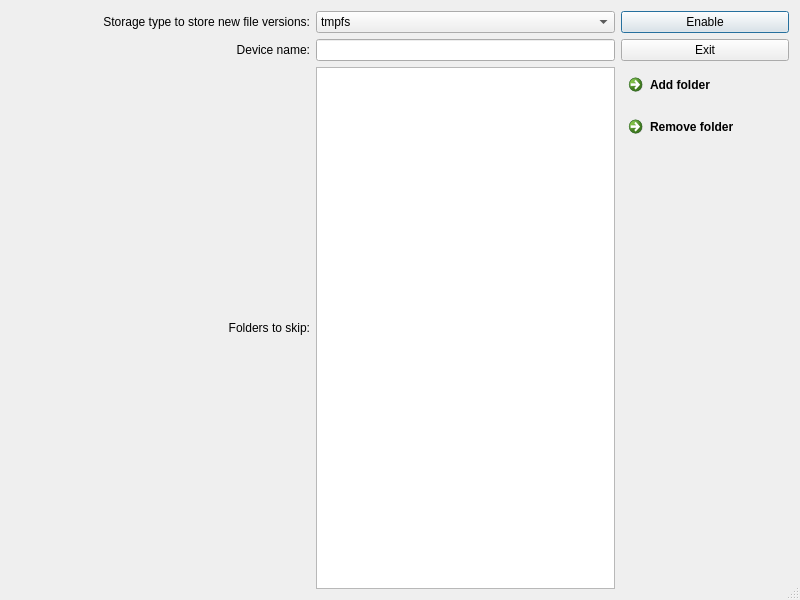
This is rosa_freeze_ui/rfreeze.ui in dsilakov/rosa-freeze-ui as Qt 5 draws it before an edit. The edited form follows.
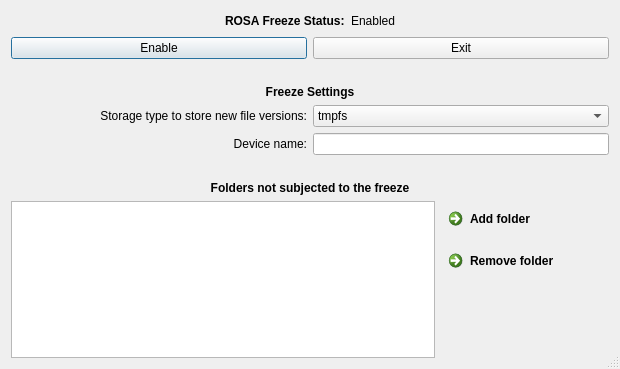
This is the edited form. Icons and pictures are not drawn.

Commit message: Rearranje UI, added status message, added __init__.py for local debug

Patch:
```diff
--- a/rosa_freeze_ui/rfreeze.ui
+++ b/rosa_freeze_ui/rfreeze.ui
@@ -6,8 +6,8 @@
    <rect>
     <x>0</x>
     <y>0</y>
-    <width>800</width>
-    <height>600</height>
+    <width>620</width>
+    <height>369</height>
    </rect>
   </property>
   <property name="sizePolicy">
@@ -33,6 +33,127 @@
     <layout class="QHBoxLayout" name="horizontalLayout">
      <item>
       <layout class="QVBoxLayout" name="verticalLayout_2">
+       <item>
+        <layout class="QHBoxLayout" name="horizontalLayout_3">
+         <item>
+          <spacer name="horizontalSpacer_2">
+           <property name="orientation">
+            <enum>Qt::Horizontal</enum>
+           </property>
+           <property name="sizeHint" stdset="0">
+            <size>
+             <width>40</width>
+             <height>20</height>
+            </size>
+           </property>
+          </spacer>
+         </item>
+         <item>
+          <widget class="QLabel" name="label_3">
+           <property name="sizePolicy">
+            <sizepolicy hsizetype="Minimum" vsizetype="Minimum">
+             <horstretch>0</horstretch>
+             <verstretch>0</verstretch>
+            </sizepolicy>
+           </property>
+           <property name="minimumSize">
+            <size>
+             <width>100</width>
+             <height>15</height>
+            </size>
+           </property>
+           <property name="baseSize">
+            <size>
+             <width>100</width>
+             <height>15</height>
+            </size>
+           </property>
+           <property name="font">
+            <font>
+             <weight>75</weight>
+             <bold>true</bold>
+            </font>
+           </property>
+           <property name="cursor">
+            <cursorShape>ArrowCursor</cursorShape>
+           </property>
+           <property name="text">
+            <string>ROSA Freeze Status:</string>
+           </property>
+          </widget>
+         </item>
+         <item>
+          <widget class="QLabel" name="label_status">
+           <property name="text">
+            <string>Enabled</string>
+           </property>
+          </widget>
+         </item>
+         <item>
+          <spacer name="horizontalSpacer">
+           <property name="orientation">
+            <enum>Qt::Horizontal</enum>
+           </property>
+           <property name="sizeHint" stdset="0">
+            <size>
+             <width>40</width>
+             <height>20</height>
+            </size>
+           </property>
+          </spacer>
+         </item>
+        </layout>
+       </item>
+       <item>
+        <layout class="QHBoxLayout" name="horizontalLayout_2">
+         <item>
+          <widget class="QPushButton" name="btnEnable">
+           <property name="text">
+            <string>Enable</string>
+           </property>
+          </widget>
+         </item>
+         <item>
+          <widget class="QPushButton" name="btnExit">
+           <property name="text">
+            <string>Exit</string>
+           </property>
+          </widget>
+         </item>
+        </layout>
+       </item>
+       <item>
+        <spacer name="verticalSpacer_3">
+         <property name="orientation">
+          <enum>Qt::Vertical</enum>
+         </property>
+         <property name="sizeType">
+          <enum>QSizePolicy::Fixed</enum>
+         </property>
+         <property name="sizeHint" stdset="0">
+          <size>
+           <width>20</width>
+           <height>20</height>
+          </size>
+         </property>
+        </spacer>
+       </item>
+       <item>
+        <widget class="QLabel" name="label_2">
+         <property name="font">
+          <font>
+           <weight>75</weight>
+           <bold>true</bold>
+          </font>
+         </property>
+         <property name="text">
+          <string>Freeze Settings</string>
+         </property>
+         <property name="alignment">
+          <set>Qt::AlignCenter</set>
+         </property>
+        </widget>
+       </item>
        <item>
         <layout class="QHBoxLayout" name="horizontalLayout_6">
          <item>
@@ -114,53 +235,45 @@
          </item>
         </layout>
        </item>
+       <item>
+        <spacer name="verticalSpacer_2">
+         <property name="orientation">
+          <enum>Qt::Vertical</enum>
+         </property>
+         <property name="sizeType">
+          <enum>QSizePolicy::Fixed</enum>
+         </property>
+         <property name="sizeHint" stdset="0">
+          <size>
+           <width>20</width>
+           <height>20</height>
+          </size>
+         </property>
+        </spacer>
+       </item>
+       <item>
+        <widget class="QLabel" name="label_4">
+         <property name="font">
+          <font>
+           <weight>75</weight>
+           <bold>true</bold>
+          </font>
+         </property>
+         <property name="text">
+          <string>Folders not subjected to the freeze</string>
+         </property>
+         <property name="alignment">
+          <set>Qt::AlignCenter</set>
+         </property>
+        </widget>
+       </item>
        <item>
         <layout class="QHBoxLayout" name="horizontalLayout_4">
-         <item>
-          <widget class="QLabel" name="label_2">
-           <property name="sizePolicy">
-            <sizepolicy hsizetype="Expanding" vsizetype="Preferred">
-             <horstretch>0</horstretch>
-             <verstretch>0</verstretch>
-            </sizepolicy>
-           </property>
-           <property name="minimumSize">
-            <size>
-             <width>0</width>
-             <height>0</height>
-            </size>
-           </property>
-           <property name="text">
-            <string>Folders to skip:</string>
-           </property>
-           <property name="alignment">
-            <set>Qt::AlignRight|Qt::AlignTrailing|Qt::AlignVCenter</set>
-           </property>
-          </widget>
-         </item>
          <item>
           <widget class="QListWidget" name="folderList"/>
          </item>
-        </layout>
-       </item>
-      </layout>
-     </item>
      <item>
       <layout class="QVBoxLayout" name="verticalLayout_3">
-       <item>
-        <widget class="QPushButton" name="btnEnable">
-         <property name="text">
-          <string>Enable</string>
-         </property>
-        </widget>
-       </item>
-       <item>
-        <widget class="QPushButton" name="btnExit">
-         <property name="text">
-          <string>Exit</string>
-         </property>
-        </widget>
-       </item>
        <item>
         <widget class="QCommandLinkButton" name="btnAddFolder">
          <property name="text">
@@ -195,6 +308,10 @@
           </size>
          </property>
         </spacer>
+           </item>
+          </layout>
+         </item>
+        </layout>
        </item>
       </layout>
      </item>
```
Lines whose indentation alone changed are shown as unchanged. The commit also changes 6 other files.
